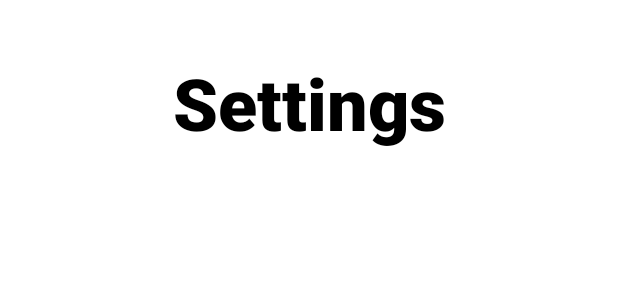
After one commit to ErnestoAMujica/myEmissions, an Android app: the layout activity_settings.xml on its own in the app's theme, with its tools: preview values and no code run, on a phone screen of 412 x 824 dp. The commit adds this screen. Shown: the top 300 px of the screen. Run offline under Robolectric (Android 15) with nearby library versions, the phone set to English and light mode, and no system bars.

Commit message:
Setting Pages

```diff
--- /dev/null
+++ b/app/src/main/res/layout/activity_settings.xml
@@ -0,0 +1,26 @@
+<?xml version="1.0" encoding="utf-8"?>
+<androidx.constraintlayout.widget.ConstraintLayout xmlns:android="http://schemas.android.com/apk/res/android"
+    xmlns:app="http://schemas.android.com/apk/res-auto"
+    xmlns:tools="http://schemas.android.com/tools"
+    android:layout_width="match_parent"
+    android:layout_height="match_parent">
+
+    <TextView
+        android:id="@+id/settings_text"
+        android:layout_width="332dp"
+        android:layout_height="66dp"
+        android:layout_marginStart="41dp"
+        android:layout_marginTop="36dp"
+        android:layout_marginEnd="41dp"
+        android:fontFamily="sans-serif-medium"
+        android:text="Settings"
+        android:textAlignment="center"
+        android:textColor="#000000"
+        android:textSize="48sp"
+        android:textStyle="bold"
+        android:typeface="sans"
+        app:layout_constraintEnd_toEndOf="parent"
+        app:layout_constraintHorizontal_bias="0.666"
+        app:layout_constraintStart_toStartOf="parent"
+        app:layout_constraintTop_toTopOf="parent" />
+</androidx.constraintlayout.widget.ConstraintLayout>
```
Also changed, not shown: app/src/main/res/values/strings.xml (+21 -0 lines).
